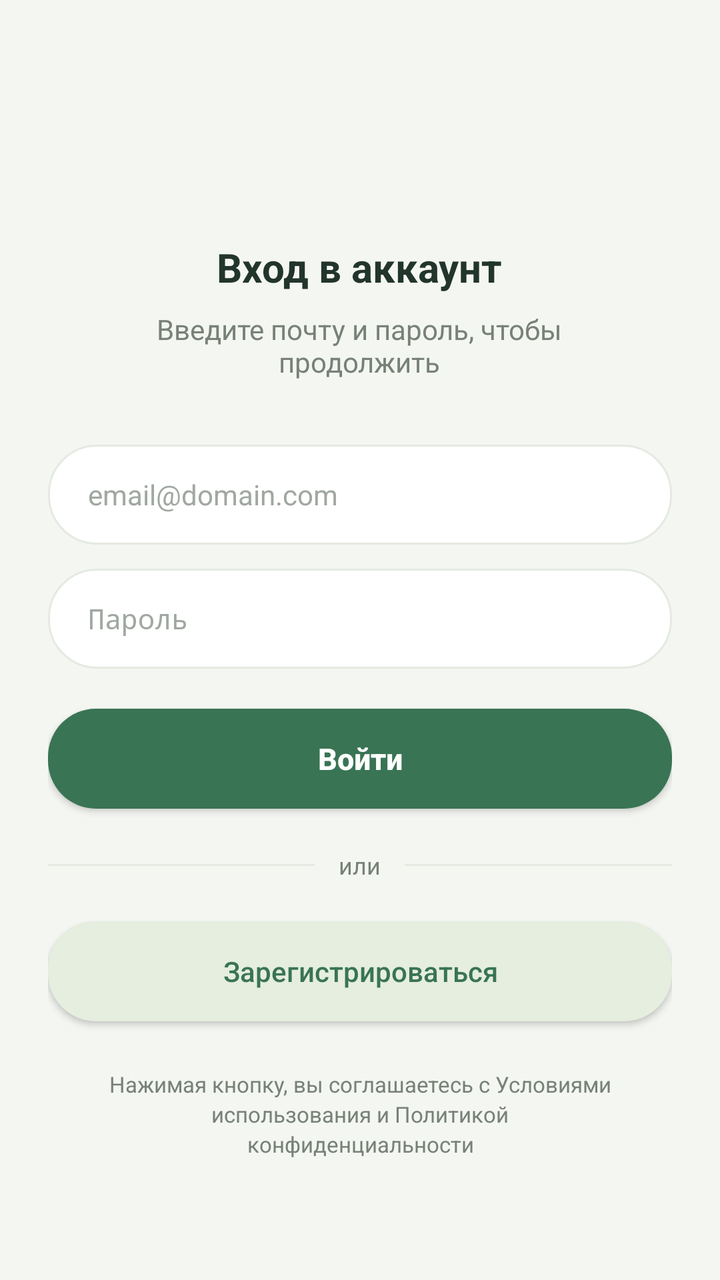
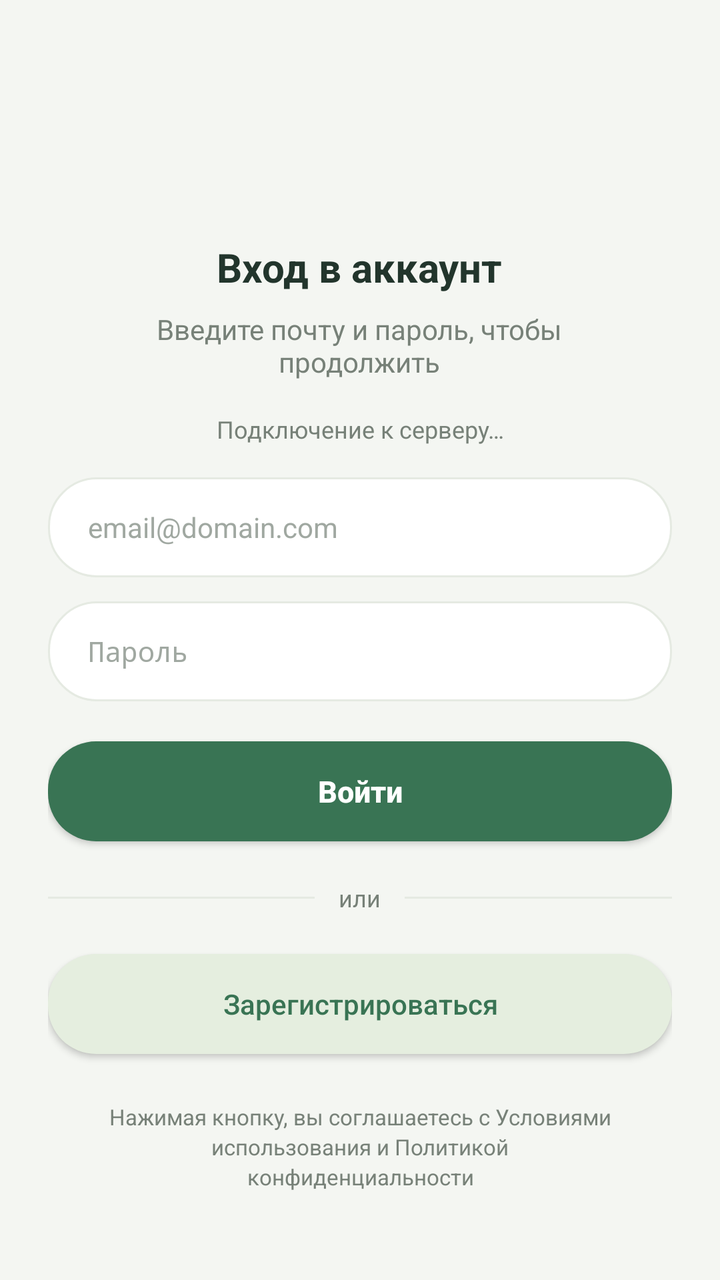

Before-and-after screenshots of an Android layout around one commit, followed by the original layout XML and the change that was made.
<!-- AndroidManifest.xml: application theme Theme.RoomClimate -->
<!-- res/layout/activity_main.xml -->
<?xml version="1.0" encoding="utf-8"?>
<ScrollView xmlns:android="http://schemas.android.com/apk/res/android"
    xmlns:app="http://schemas.android.com/apk/res-auto"
    android:layout_width="match_parent"
    android:layout_height="match_parent"
    android:background="@color/bg_default"
    android:fillViewport="true">

    <LinearLayout
        android:layout_width="match_parent"
        android:layout_height="wrap_content"
        android:orientation="vertical"
        android:gravity="center_horizontal"
        android:paddingStart="24dp"
        android:paddingEnd="24dp"
        android:paddingTop="120dp"
        android:paddingBottom="40dp">

        <TextView
            android:layout_width="wrap_content"
            android:layout_height="wrap_content"
            android:text="@string/login_title"
            android:textColor="@color/dark_text"
            android:textSize="20sp"
            android:textStyle="bold" />

        <TextView
            android:layout_width="wrap_content"
            android:layout_height="wrap_content"
            android:layout_marginTop="8dp"
            android:text="@string/login_subtitle"
            android:textColor="@color/gray_text"
            android:textSize="14sp"
            android:gravity="center" />

        <EditText
            android:id="@+id/editEmail"
            android:layout_width="match_parent"
            android:layout_height="50dp"
            android:layout_marginTop="32dp"
            android:background="@drawable/bg_input_field"
            android:hint="@string/hint_email"
            android:inputType="textEmailAddress"
            android:paddingStart="20dp"
            android:paddingEnd="20dp"
            android:textColor="@color/dark_text"
            android:textColorHint="@color/gray_text_light"
            android:textSize="14sp" />

        <EditText
            android:id="@+id/editPassword"
            android:layout_width="match_parent"
            android:layout_height="50dp"
            android:layout_marginTop="12dp"
            android:background="@drawable/bg_input_field"
            android:hint="@string/hint_password"
            android:inputType="textPassword"
            android:paddingStart="20dp"
            android:paddingEnd="20dp"
            android:textColor="@color/dark_text"
            android:textColorHint="@color/gray_text_light"
            android:textSize="14sp" />

        <Button
            android:id="@+id/btnLogin"
            android:layout_width="match_parent"
            android:layout_height="50dp"
            android:layout_marginTop="20dp"
            app:backgroundTint="@null"
            android:background="@drawable/bg_btn_primary"
            android:text="@string/btn_login"
            android:textAllCaps="false"
            android:textColor="@color/white"
            android:textSize="15sp"
            android:textStyle="bold" />

        <LinearLayout
            android:layout_width="match_parent"
            android:layout_height="wrap_content"
            android:layout_marginTop="20dp"
            android:gravity="center_vertical"
            android:orientation="horizontal">

            <View android:layout_width="0dp" android:layout_height="1dp" android:layout_weight="1" android:background="@color/gray_light" />
            <TextView android:layout_width="wrap_content" android:layout_height="wrap_content" android:paddingHorizontal="12dp" android:text="@string/or_text" android:textColor="@color/gray_text" android:textSize="12sp" />
            <View android:layout_width="0dp" android:layout_height="1dp" android:layout_weight="1" android:background="@color/gray_light" />
        </LinearLayout>

        <Button
            android:id="@+id/btnGoToRegister"
            android:layout_width="match_parent"
            android:layout_height="50dp"
            android:layout_marginTop="20dp"
            app:backgroundTint="@null"
            android:background="@drawable/bg_btn_secondary"
            android:text="@string/btn_register"
            android:textAllCaps="false"
            android:textColor="@color/green_primary"
            android:textSize="14sp" />

        <TextView
            android:layout_width="wrap_content"
            android:layout_height="wrap_content"
            android:layout_marginTop="24dp"
            android:text="@string/terms_text"
            android:textColor="@color/gray_text"
            android:textSize="11sp"
            android:gravity="center"
            android:lineSpacingExtra="2dp" />

    </LinearLayout>
</ScrollView>
<!-- resources referenced by this layout -->
<resources>
  <color name="bg_default">#F4F6F2</color>
  <color name="dark_text">#22352C</color>
  <color name="gray_light">#E5EAE2</color>
  <color name="gray_text">#778178</color>
  <color name="gray_text_light">#A0A8A1</color>
  <color name="green_primary">#397454</color>
  <color name="white">#FFFFFF</color>
  <!-- drawable bg_btn_primary (drawable) -->
  <?xml version="1.0" encoding="utf-8"?>
  <shape xmlns:android="http://schemas.android.com/apk/res/android" android:shape="rectangle">
      <solid android:color="@color/green_primary" />
      <corners android:radius="24dp" />
  </shape>
  <!-- drawable bg_btn_secondary (drawable) -->
  <?xml version="1.0" encoding="utf-8"?>
  <shape xmlns:android="http://schemas.android.com/apk/res/android" android:shape="rectangle">
      <solid android:color="@color/green_light" />
      <corners android:radius="24dp" />
  </shape>
  <!-- drawable bg_input_field (drawable) -->
  <?xml version="1.0" encoding="utf-8"?>
  <shape xmlns:android="http://schemas.android.com/apk/res/android" android:shape="rectangle">
      <solid android:color="@color/white" />
      <corners android:radius="24dp" />
      <stroke android:width="1dp" android:color="@color/gray_light" />
  </shape>
  <string name="btn_login">Войти</string>
  <string name="btn_register">Зарегистрироваться</string>
  <string name="hint_email">email@domain.com</string>
  <string name="hint_password">Пароль</string>
  <string name="login_subtitle">Введите почту и пароль, чтобы\nпродолжить</string>
  <string name="login_title">Вход в аккаунт</string>
  <string name="or_text">или</string>
  <string name="terms_text">Нажимая кнопку, вы соглашаетесь с Условиями\nиспользования и Политикой\nконфиденциальности</string>
  <style name="Theme.RoomClimate" parent="Base.Theme.RoomClimate" />
  <color name="green_light">#E5EEDF</color>
  <style name="Base.Theme.RoomClimate" parent="Theme.AppCompat.Light.NoActionBar">
          
      </style>
</resources>

<!-- the commit's change to res/layout/activity_main.xml (unified diff, before → after) -->
@@ -33,11 +33,21 @@
             android:textSize="14sp"
             android:gravity="center" />
 
+        <TextView
+            android:id="@+id/tvServerStatus"
+            android:layout_width="match_parent"
+            android:layout_height="wrap_content"
+            android:layout_marginTop="16dp"
+            android:gravity="center"
+            android:text="@string/server_searching"
+            android:textColor="@color/gray_text"
+            android:textSize="12sp" />
+
         <EditText
             android:id="@+id/editEmail"
             android:layout_width="match_parent"
             android:layout_height="50dp"
-            android:layout_marginTop="32dp"
+            android:layout_marginTop="16dp"
             android:background="@drawable/bg_input_field"
             android:hint="@string/hint_email"
             android:inputType="textEmailAddress"
<!-- resource entries referenced after the edit -->
@@ -33,6 +33,7 @@
   <string name="login_subtitle">Введите почту и пароль, чтобы\nпродолжить</string>
   <string name="login_title">Вход в аккаунт</string>
   <string name="or_text">или</string>
+  <string name="server_searching">Подключение к серверу…</string>
   <string name="terms_text">Нажимая кнопку, вы соглашаетесь с Условиями\nиспользования и Политикой\nконфиденциальности</string>
   <style name="Theme.RoomClimate" parent="Base.Theme.RoomClimate" />
   <color name="green_light">#E5EEDF</color>
